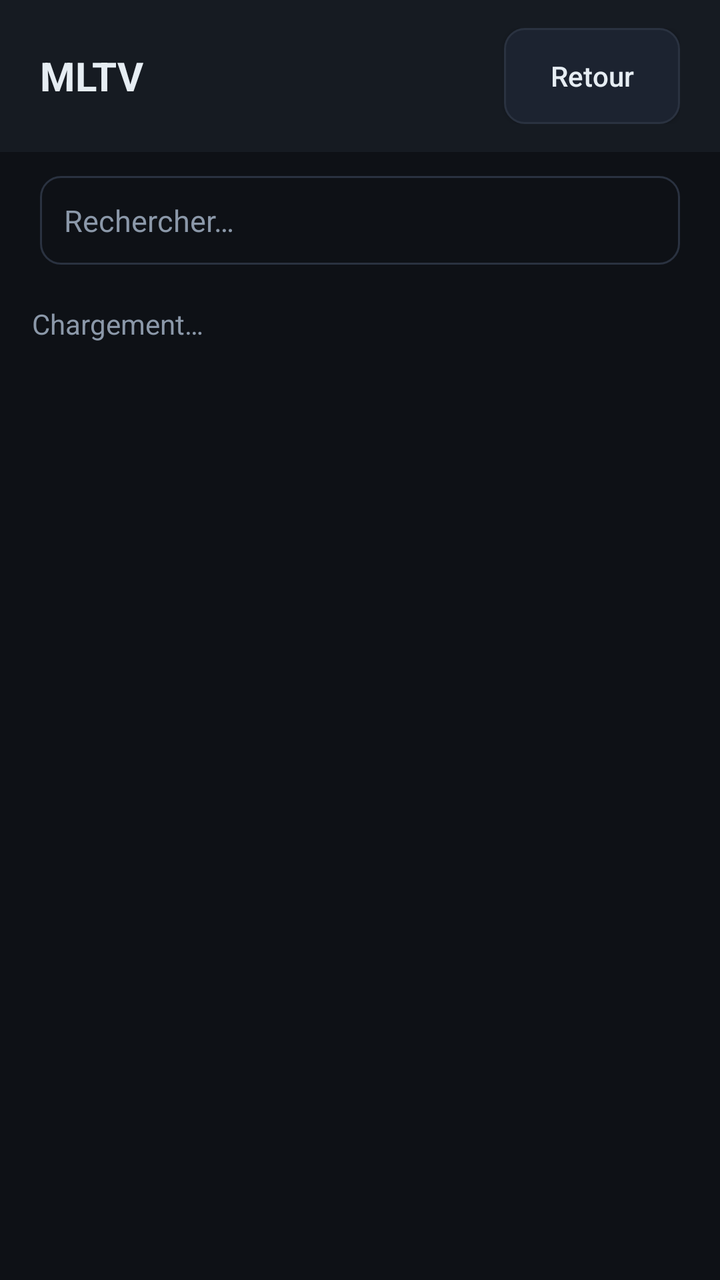
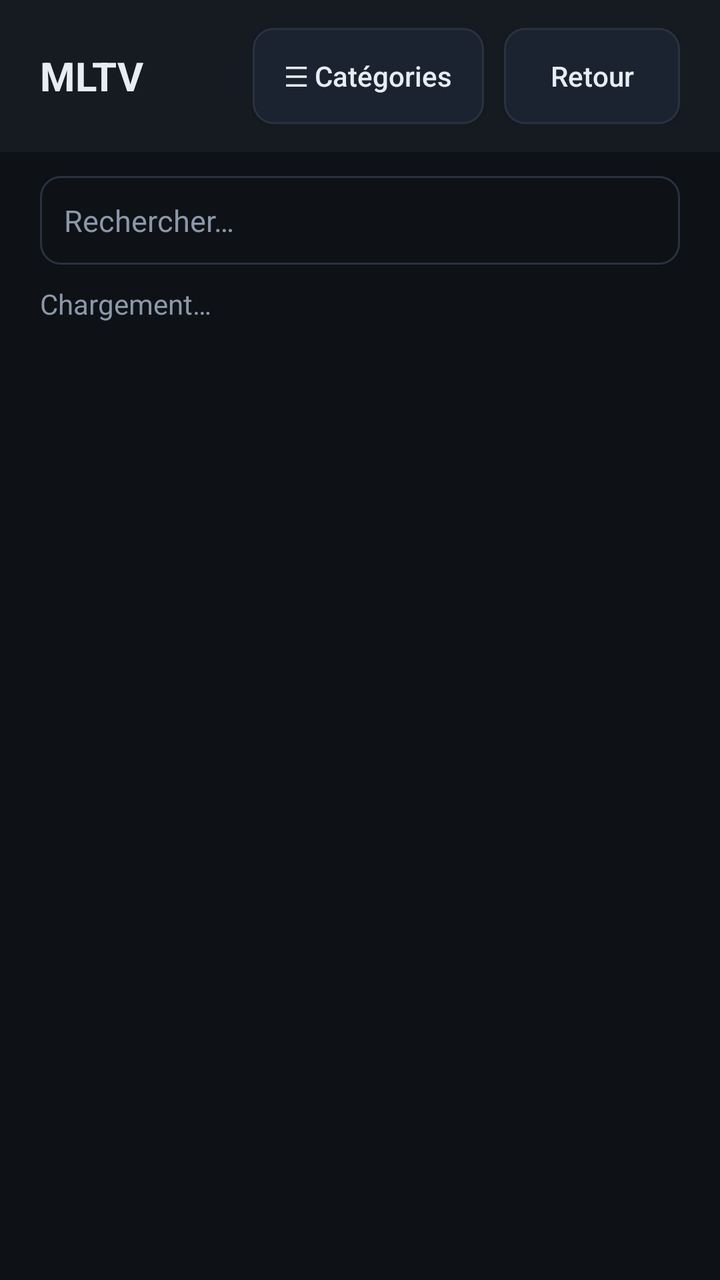

Two renders of the same Android screen: before a commit and after it. Below are the layout's source before the change and the commit's diff.
<!-- AndroidManifest.xml: application theme Theme.MLTV -->
<!-- res/layout/activity_grid.xml -->
<?xml version="1.0" encoding="utf-8"?>
<LinearLayout xmlns:android="http://schemas.android.com/apk/res/android"
    android:layout_width="match_parent"
    android:layout_height="match_parent"
    android:orientation="vertical"
    android:background="@color/bg">

    <LinearLayout
        android:layout_width="match_parent"
        android:layout_height="wrap_content"
        android:orientation="horizontal"
        android:gravity="center_vertical"
        android:paddingHorizontal="20dp"
        android:paddingVertical="14dp"
        android:background="@color/panel">

        <TextView
            android:id="@+id/tv_header"
            android:layout_width="0dp"
            android:layout_height="wrap_content"
            android:layout_weight="1"
            android:text="@string/app_name"
            android:textColor="@color/txt"
            android:textSize="20sp"
            android:textStyle="bold" />

        <Button
            android:id="@+id/btn_back"
            android:layout_width="wrap_content"
            android:layout_height="wrap_content"
            android:background="@drawable/btn_secondary"
            android:text="Retour"
            android:textColor="@color/txt"
            android:textAllCaps="false"
            android:textSize="14sp"
            android:paddingHorizontal="16dp" />
    </LinearLayout>

    <EditText
        android:id="@+id/et_search"
        android:layout_width="match_parent"
        android:layout_height="wrap_content"
        android:layout_marginHorizontal="20dp"
        android:layout_marginTop="12dp"
        android:background="@drawable/field_bg"
        android:padding="12dp"
        android:hint="Rechercher…"
        android:textColorHint="@color/muted"
        android:textColor="@color/txt"
        android:textSize="15sp"
        android:inputType="text"
        android:imeOptions="actionSearch"
        android:maxLines="1" />

    <androidx.recyclerview.widget.RecyclerView
        android:id="@+id/rv_cats"
        android:layout_width="match_parent"
        android:layout_height="wrap_content"
        android:paddingHorizontal="16dp"
        android:paddingTop="10dp"
        android:clipToPadding="false"
        android:scrollbars="none" />

    <TextView
        android:id="@+id/tv_status"
        android:layout_width="match_parent"
        android:layout_height="wrap_content"
        android:paddingHorizontal="16dp"
        android:paddingVertical="10dp"
        android:text="Chargement…"
        android:textColor="@color/muted"
        android:textSize="14sp" />

    <androidx.recyclerview.widget.RecyclerView
        android:id="@+id/rv_grid"
        android:layout_width="match_parent"
        android:layout_height="0dp"
        android:layout_weight="1"
        android:paddingHorizontal="14dp"
        android:clipToPadding="false"
        android:scrollbars="vertical" />
</LinearLayout>
<!-- resources referenced by this layout -->
<resources>
  <color name="bg">#FF0E1116</color>
  <color name="muted">#FF8B98A9</color>
  <color name="panel">#FF161B22</color>
  <color name="txt">#FFE6EDF3</color>
  <!-- drawable btn_secondary (drawable) -->
  <?xml version="1.0" encoding="utf-8"?>
  <selector xmlns:android="http://schemas.android.com/apk/res/android">
      <item android:state_focused="true">
          <shape android:shape="rectangle">
              <solid android:color="@color/panel2" />
              <stroke android:width="2dp" android:color="@color/accent" />
              <corners android:radius="10dp" />
          </shape>
      </item>
      <item>
          <shape android:shape="rectangle">
              <solid android:color="@color/panel2" />
              <stroke android:width="1dp" android:color="@color/line" />
              <corners android:radius="10dp" />
          </shape>
      </item>
  </selector>
  <!-- drawable field_bg (drawable) -->
  <?xml version="1.0" encoding="utf-8"?>
  <selector xmlns:android="http://schemas.android.com/apk/res/android">
      <item android:state_focused="true">
          <shape android:shape="rectangle">
              <solid android:color="@color/bg" />
              <stroke android:width="2dp" android:color="@color/accent" />
              <corners android:radius="10dp" />
          </shape>
      </item>
      <item>
          <shape android:shape="rectangle">
              <solid android:color="@color/bg" />
              <stroke android:width="1dp" android:color="@color/line" />
              <corners android:radius="10dp" />
          </shape>
      </item>
  </selector>
  <string name="app_name">MLTV</string>
  <style name="Theme.MLTV" parent="Theme.AppCompat.NoActionBar">
          <item name="android:windowBackground">@color/bg</item>
          <item name="android:statusBarColor">@color/bg</item>
          <item name="android:colorBackground">@color/bg</item>
      </style>
  <color name="panel2">#FF1C2330</color>
  <color name="accent">#FFFF7A18</color>
  <color name="line">#FF2A3240</color>
</resources>

<!-- the commit's change to res/layout/activity_grid.xml (unified diff, before → after) -->
@@ -2,81 +2,120 @@
 <LinearLayout xmlns:android="http://schemas.android.com/apk/res/android"
     android:layout_width="match_parent"
     android:layout_height="match_parent"
-    android:orientation="vertical"
+    android:orientation="horizontal"
     android:background="@color/bg">
 
+    
     <LinearLayout
-        android:layout_width="match_parent"
-        android:layout_height="wrap_content"
-        android:orientation="horizontal"
-        android:gravity="center_vertical"
-        android:paddingHorizontal="20dp"
-        android:paddingVertical="14dp"
-        android:background="@color/panel">
+        android:id="@+id/drawer"
+        android:layout_width="280dp"
+        android:layout_height="match_parent"
+        android:orientation="vertical"
+        android:background="@color/panel2"
+        android:visibility="gone">
 
         <TextView
-            android:id="@+id/tv_header"
-            android:layout_width="0dp"
+            android:layout_width="match_parent"
             android:layout_height="wrap_content"
-            android:layout_weight="1"
-            android:text="@string/app_name"
-            android:textColor="@color/txt"
-            android:textSize="20sp"
+            android:padding="16dp"
+            android:text="Catégories"
+            android:textColor="@color/accent"
+            android:textSize="16sp"
             android:textStyle="bold" />
 
-        <Button
-            android:id="@+id/btn_back"
-            android:layout_width="wrap_content"
-            android:layout_height="wrap_content"
-            android:background="@drawable/btn_secondary"
-            android:text="Retour"
-            android:textColor="@color/txt"
-            android:textAllCaps="false"
-            android:textSize="14sp"
-            android:paddingHorizontal="16dp" />
+        <androidx.recyclerview.widget.RecyclerView
+            android:id="@+id/rv_catdrawer"
+            android:layout_width="match_parent"
+            android:layout_height="0dp"
+            android:layout_weight="1"
+            android:paddingHorizontal="10dp"
+            android:clipToPadding="false"
+            android:scrollbars="vertical" />
     </LinearLayout>
 
-    <EditText
-        android:id="@+id/et_search"
-        android:layout_width="match_parent"
-        android:layout_height="wrap_content"
-        android:layout_marginHorizontal="20dp"
-        android:layout_marginTop="12dp"
-        android:background="@drawable/field_bg"
-        android:padding="12dp"
-        android:hint="Rechercher…"
-        android:textColorHint="@color/muted"
-        android:textColor="@color/txt"
-        android:textSize="15sp"
-        android:inputType="text"
-        android:imeOptions="actionSearch"
-        android:maxLines="1" />
+    
+    <LinearLayout
+        android:layout_width="0dp"
+        android:layout_height="match_parent"
+        android:layout_weight="1"
+        android:orientation="vertical">
 
-    <androidx.recyclerview.widget.RecyclerView
-        android:id="@+id/rv_cats"
-        android:layout_width="match_parent"
-        android:layout_height="wrap_content"
-        android:paddingHorizontal="16dp"
-        android:paddingTop="10dp"
-        android:clipToPadding="false"
-        android:scrollbars="none" />
+        <LinearLayout
+            android:layout_width="match_parent"
+            android:layout_height="wrap_content"
+            android:orientation="horizontal"
+            android:gravity="center_vertical"
+            android:paddingHorizontal="20dp"
+            android:paddingVertical="14dp"
+            android:background="@color/panel">
 
-    <TextView
-        android:id="@+id/tv_status"
-        android:layout_width="match_parent"
-        android:layout_height="wrap_content"
-        android:paddingHorizontal="16dp"
-        android:paddingVertical="10dp"
-        android:text="Chargement…"
-        android:textColor="@color/muted"
-        android:textSize="14sp" />
+            <TextView
+                android:id="@+id/tv_header"
+                android:layout_width="0dp"
+                android:layout_height="wrap_content"
+                android:layout_weight="1"
+                android:text="@string/app_name"
+                android:textColor="@color/txt"
+                android:textSize="20sp"
+                android:textStyle="bold" />
 
-    <androidx.recyclerview.widget.RecyclerView
-        android:id="@+id/rv_grid"
-        android:layout_width="match_parent"
-        android:layout_height="0dp"
-        android:layout_weight="1"
-        android:paddingHorizontal="14dp"
-        android:clipToPadding="false"
-        android:scrollbars="vertical" />
+            <Button
+                android:id="@+id/btn_cats"
+                android:layout_width="wrap_content"
+                android:layout_height="wrap_content"
+                android:layout_marginEnd="10dp"
+                android:background="@drawable/btn_secondary"
+                android:text="☰ Catégories"
+                android:textColor="@color/txt"
+                android:textAllCaps="false"
+                android:textSize="14sp"
+                android:paddingHorizontal="16dp" />
+
+            <Button
+                android:id="@+id/btn_back"
+                android:layout_width="wrap_content"
+                android:layout_height="wrap_content"
+                android:background="@drawable/btn_secondary"
+                android:text="Retour"
+                android:textColor="@color/txt"
+                android:textAllCaps="false"
+                android:textSize="14sp"
+                android:paddingHorizontal="16dp" />
+        </LinearLayout>
+
+        <EditText
+            android:id="@+id/et_search"
+            android:layout_width="match_parent"
+            android:layout_height="wrap_content"
+            android:layout_marginHorizontal="20dp"
+            android:layout_marginTop="12dp"
+            android:background="@drawable/field_bg"
+            android:padding="12dp"
+            android:hint="Rechercher…"
+            android:textColorHint="@color/muted"
+            android:textColor="@color/txt"
+            android:textSize="15sp"
+            android:inputType="text"
+            android:imeOptions="actionSearch"
+            android:maxLines="1" />
+
+        <TextView
+            android:id="@+id/tv_status"
+            android:layout_width="match_parent"
+            android:layout_height="wrap_content"
+            android:paddingHorizontal="20dp"
+            android:paddingVertical="10dp"
+            android:text="Chargement…"
+            android:textColor="@color/muted"
+            android:textSize="14sp" />
+
+        <androidx.recyclerview.widget.RecyclerView
+            android:id="@+id/rv_grid"
+            android:layout_width="match_parent"
+            android:layout_height="0dp"
+            android:layout_weight="1"
+            android:paddingHorizontal="14dp"
+            android:clipToPadding="false"
+            android:scrollbars="vertical" />
+    </LinearLayout>
 </LinearLayout>
